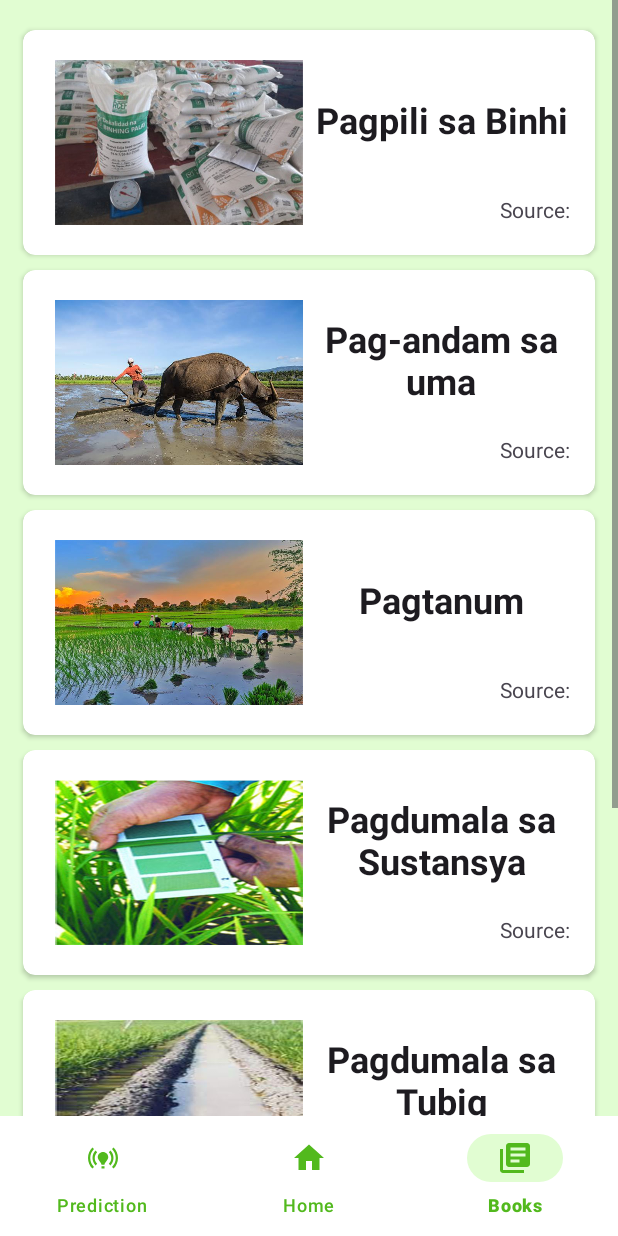
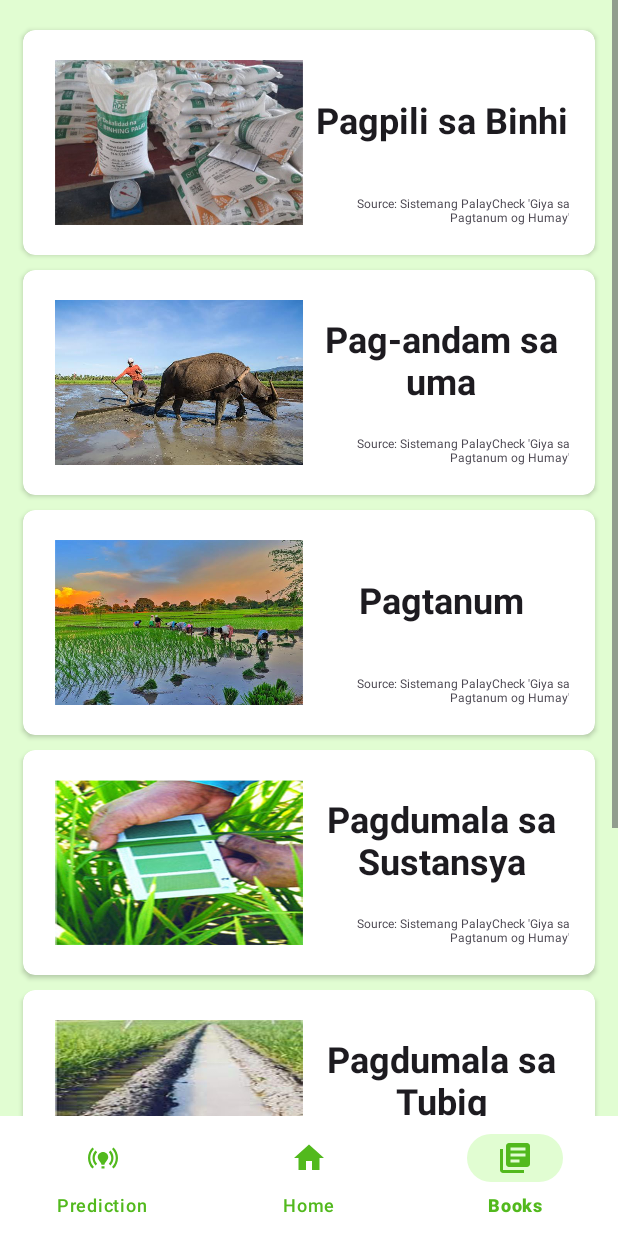
Before and after one commit to mnbvcxz24/RiceDoc, an Android app: the screen it shows after launch (MainActivity), item 3 of the bottom bar chosen, on a phone screen of 412 x 824 dp. Run offline under Robolectric (Android 15) with nearby library versions, the phone set to English and light mode, and no system bars; libraries missing offline, so code that uses them is left out: org.tensorflow.lite.

Commit message:
For Defense

```diff
--- a/app/src/main/res/layout/fragment_books.xml
+++ b/app/src/main/res/layout/fragment_books.xml
@@ -9,8 +9,7 @@
 
     <ScrollView
         android:layout_width="match_parent"
-        android:layout_height="match_parent"
-        android:layout_below="@+id/appbar">
+        android:layout_height="match_parent">
 
         <LinearLayout
             android:layout_width="match_parent"
@@ -76,7 +75,8 @@
                         android:layout_marginTop="10dp"
                         android:layout_marginEnd="17dp"
                         android:layout_marginBottom="10dp"
-                        android:text="Source:" />
+                        android:textSize="8dp"
+                        android:text="Source: Sistemang PalayCheck 'Giya sa Pagtanum og Humay'" />
 
                 </RelativeLayout>
             </androidx.cardview.widget.CardView>
@@ -139,7 +139,8 @@
                         android:layout_marginTop="10dp"
                         android:layout_marginEnd="17dp"
                         android:layout_marginBottom="10dp"
-                        android:text="Source:" />
+                        android:textSize="8dp"
+                        android:text="Source: Sistemang PalayCheck 'Giya sa Pagtanum og Humay'" />
                 </RelativeLayout>
             </androidx.cardview.widget.CardView>
 
@@ -201,7 +202,8 @@
                         android:layout_marginTop="10dp"
                         android:layout_marginEnd="17dp"
                         android:layout_marginBottom="10dp"
-                        android:text="Source:" />
+                        android:textSize="8dp"
+                        android:text="Source: Sistemang PalayCheck 'Giya sa Pagtanum og Humay'" />
 
                 </RelativeLayout>
             </androidx.cardview.widget.CardView>
@@ -264,7 +266,8 @@
                         android:layout_marginTop="10dp"
                         android:layout_marginEnd="17dp"
                         android:layout_marginBottom="10dp"
-                        android:text="Source:" />
+                        android:textSize="8dp"
+                        android:text="Source: Sistemang PalayCheck 'Giya sa Pagtanum og Humay'" />
                 </RelativeLayout>
             </androidx.cardview.widget.CardView>
 
@@ -326,7 +329,8 @@
                         android:layout_marginTop="10dp"
                         android:layout_marginEnd="17dp"
                         android:layout_marginBottom="10dp"
-                        android:text="Source:" />
+                        android:textSize="8dp"
+                        android:text="Source: Sistemang PalayCheck 'Giya sa Pagtanum og Humay'" />
 
                 </RelativeLayout>
             </androidx.cardview.widget.CardView>
@@ -389,7 +393,8 @@
                         android:layout_marginTop="10dp"
                         android:layout_marginEnd="17dp"
                         android:layout_marginBottom="10dp"
-                        android:text="Source:" />
+                        android:textSize="8dp"
+                        android:text="Source: Sistemang PalayCheck 'Giya sa Pagtanum og Humay'" />
                 </RelativeLayout>
             </androidx.cardview.widget.CardView>
 
@@ -400,7 +405,7 @@
                 android:layout_height="150dp"
                 android:layout_marginHorizontal="15dp"
                 android:layout_marginTop="10dp"
-                android:layout_marginBottom="130dp"
+                android:layout_marginBottom="100dp"
                 android:backgroundTint="#ffffff"
                 android:elevation="5dp"
                 app:cardCornerRadius="8dp">
@@ -452,7 +457,8 @@
                         android:layout_marginTop="10dp"
                         android:layout_marginEnd="17dp"
                         android:layout_marginBottom="10dp"
-                        android:text="Source:" />
+                        android:textSize="8dp"
+                        android:text="Source: Sistemang PalayCheck 'Giya sa Pagtanum og Humay'" />
                 </RelativeLayout>
             </androidx.cardview.widget.CardView>
         </LinearLayout>
```
